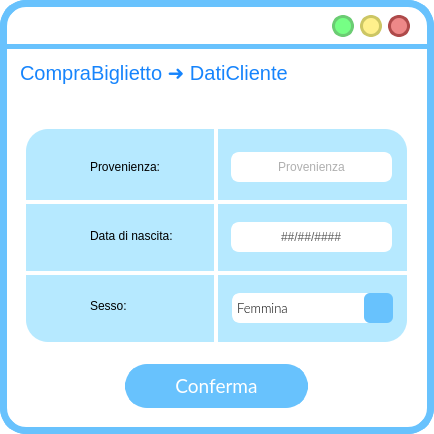
Before: the Qt Designer form frontend/ui/InserisciDatiCliente.ui in MrPio/MuseoOmero, drawn with Qt 5.
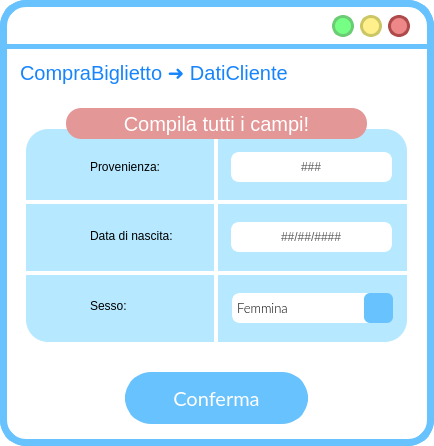
After: the same form once the commit is applied. Icons and pictures are not drawn.

Patch:
```diff
--- a/frontend/ui/InserisciDatiCliente.ui
+++ b/frontend/ui/InserisciDatiCliente.ui
@@ -7,7 +7,7 @@
     <x>0</x>
     <y>0</y>
     <width>434</width>
-    <height>434</height>
+    <height>446</height>
    </rect>
   </property>
   <property name="windowTitle">
@@ -408,6 +408,9 @@
 text-align: center;
 border: 2px solid rgba(255, 255, 255);</string>
     </property>
+    <property name="inputMask">
+     <string>&gt;AAA;#</string>
+    </property>
     <property name="text">
      <string/>
     </property>
@@ -415,7 +418,7 @@
      <set>Qt::AlignCenter</set>
     </property>
     <property name="placeholderText">
-     <string>Provenienza</string>
+     <string/>
     </property>
    </widget>
    <widget class="QLabel" name="label_5">
@@ -782,15 +785,15 @@
     <property name="geometry">
      <rect>
       <x>125</x>
-      <y>364</y>
+      <y>372</y>
       <width>183</width>
-      <height>44</height>
+      <height>52</height>
      </rect>
     </property>
     <property name="font">
      <font>
       <family>Lato</family>
-      <pointsize>14</pointsize>
+      <pointsize>15</pointsize>
       <weight>50</weight>
       <italic>false</italic>
       <bold>false</bold>
@@ -806,14 +809,12 @@
      <string notr="true">QPushButton{
  background-color:rgb(104, 194, 253);
  border-style: solid;
- border-radius:22px;
+ border-radius:26px;
 color: rgb(255, 255, 255);
-font: 14pt &quot;Lato&quot;;
+	font: 15pt &quot;Lato&quot;;
 }
 
 QPushButton::hover{
-
-
 	border-color : rgb(15, 138, 204);
 	color: white;
 border-width:0;
@@ -831,6 +832,35 @@
      <string>Conferma</string>
     </property>
    </widget>
+   <widget class="QLabel" name="errorLabel">
+    <property name="enabled">
+     <bool>true</bool>
+    </property>
+    <property name="geometry">
+     <rect>
+      <x>66</x>
+      <y>108</y>
+      <width>301</width>
+      <height>31</height>
+     </rect>
+    </property>
+    <property name="styleSheet">
+     <string notr="true">QLabel{
+font-size: 20px;
+text-align: left;
+ background-color:#e39797;
+color: #FFFFFF;
+font: 14pt &quot;Lato&quot;;
+border-radius: 15;
+}</string>
+    </property>
+    <property name="text">
+     <string>Compila tutti i campi!</string>
+    </property>
+    <property name="alignment">
+     <set>Qt::AlignCenter</set>
+    </property>
+   </widget>
    <zorder>label_2</zorder>
    <zorder>label</zorder>
    <zorder>reduceButton</zorder>
@@ -851,6 +881,7 @@
    <zorder>dataNascitaLineEdit</zorder>
    <zorder>sessoComboBox</zorder>
    <zorder>confermaButton</zorder>
+   <zorder>errorLabel</zorder>
   </widget>
  </widget>
  <resources>
```
